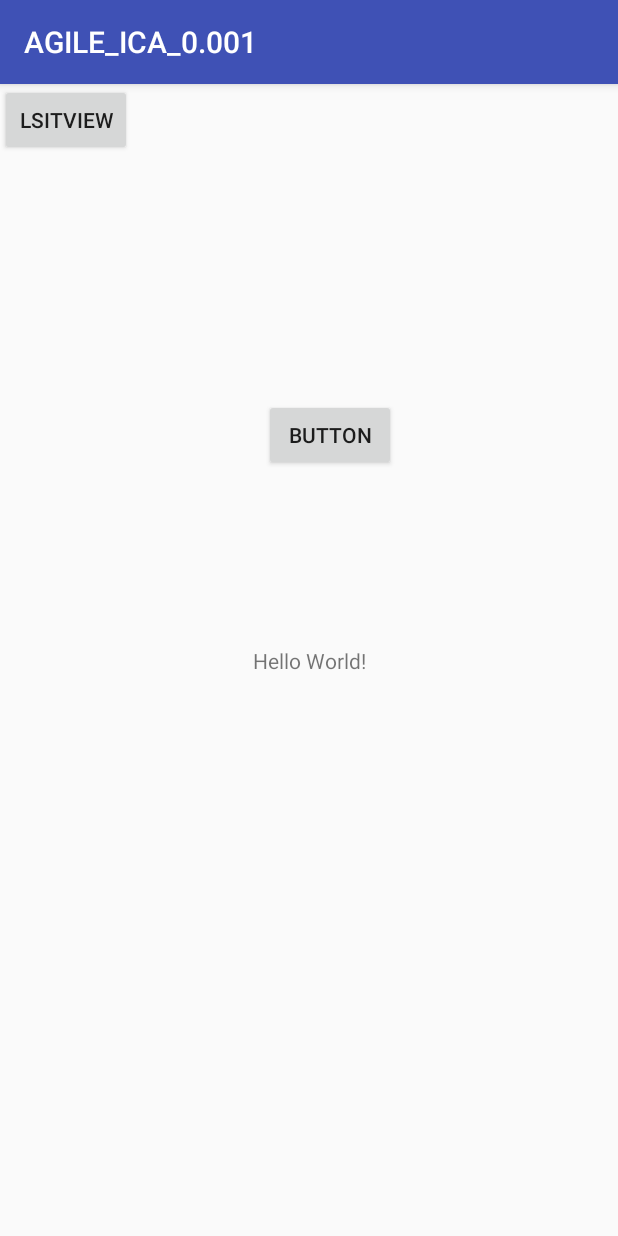
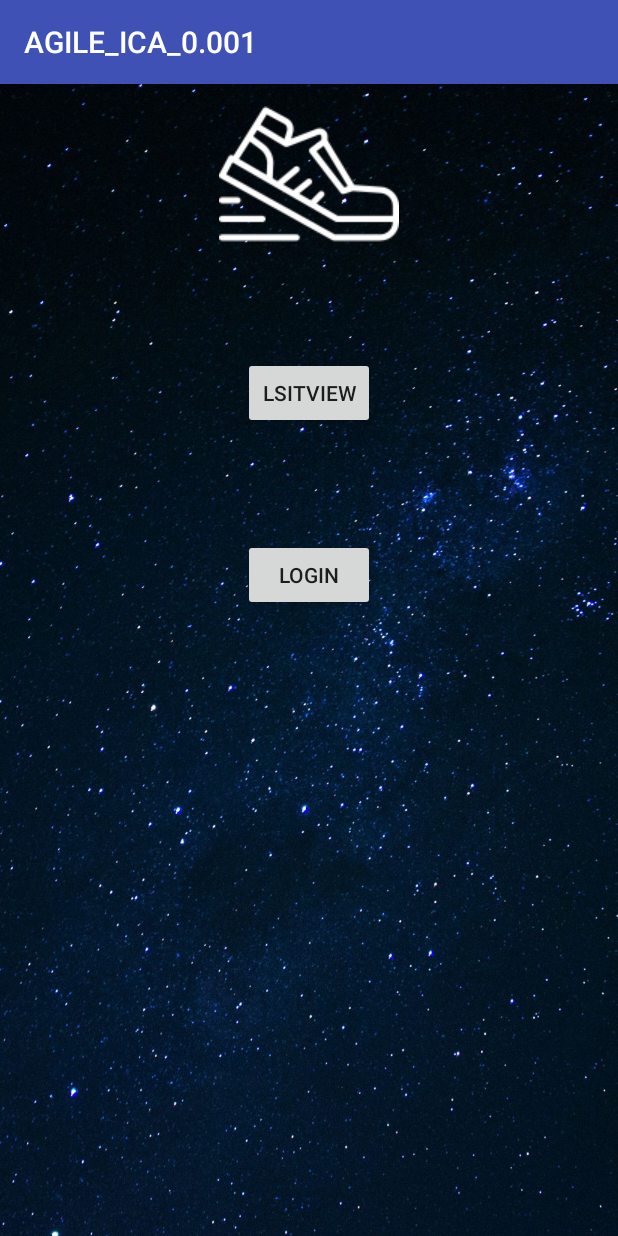
Before and after one commit to Thulaksan/InspireFitnessApp, an Android app: the screen it shows after launch (MainActivity), on a phone screen of 412 x 824 dp. Run offline under Robolectric (Android 15) with nearby library versions, the phone set to English and light mode, and no system bars.

Commit message:
UI Tweeks

```diff
--- a/app/src/main/AndroidManifest.xml
+++ b/app/src/main/AndroidManifest.xml
@@ -1,5 +1,6 @@
 <?xml version="1.0" encoding="utf-8"?>
-<manifest xmlns:android="http://schemas.android.com/apk/res/android"
+<manifest
+    xmlns:android="http://schemas.android.com/apk/res/android"
     package="uk.ac.tees.t7191599.agile_ica_0001">
 
     <uses-permission android:name="android.permission.INTERNET"/>
--- a/app/src/main/res/layout/activity_event_list.xml
+++ b/app/src/main/res/layout/activity_event_list.xml
@@ -18,7 +18,7 @@
 
     <ListView
         android:id="@+id/eventListView"
-        android:layout_width="match_parent"
+        android:layout_width="wrap_content"
         android:layout_height="match_parent"
         android:backgroundTint="@color/cardview_light_background"
         android:cacheColorHint="@color/cardview_light_background"
--- a/app/src/main/res/layout/activity_main.xml
+++ b/app/src/main/res/layout/activity_main.xml
@@ -1,42 +1,43 @@
 <?xml version="1.0" encoding="utf-8"?>
-<android.support.constraint.ConstraintLayout xmlns:android="http://schemas.android.com/apk/res/android"
+<RelativeLayout xmlns:android="http://schemas.android.com/apk/res/android"
     xmlns:app="http://schemas.android.com/apk/res-auto"
     xmlns:tools="http://schemas.android.com/tools"
     android:layout_width="match_parent"
     android:layout_height="match_parent"
-    tools:context="uk.ac.tees.t7191599.agile_ica_0001.MainActivity">
-
-    <TextView
-        android:id="@+id/textView3"
-        android:layout_width="wrap_content"
-        android:layout_height="wrap_content"
-        android:text="Hello World!"
-        app:layout_constraintBottom_toBottomOf="parent"
-        app:layout_constraintLeft_toLeftOf="parent"
-        app:layout_constraintRight_toRightOf="parent"
-        app:layout_constraintTop_toTopOf="parent" />
+    tools:context="uk.ac.tees.t7191599.agile_ica_0001.MainActivity"
+    android:background="@drawable/space_background_1">
 
     <Button
         android:id="@+id/button"
         android:layout_width="88dp"
         android:layout_height="wrap_content"
-        android:layout_marginRight="148dp"
-        android:layout_marginTop="92dp"
+        android:layout_below="@+id/button2"
+        android:layout_centerHorizontal="true"
+        android:layout_marginTop="73dp"
         android:onClick="gottologin"
-        android:text="Button"
+        android:text="LogIn"
         android:visibility="visible"
-        app:layout_constraintBottom_toTopOf="@+id/textView3"
         app:layout_constraintRight_toRightOf="parent"
-        app:layout_constraintTop_toTopOf="parent"
-        app:layout_constraintVertical_bias="0.504" />
+        app:layout_constraintTop_toTopOf="parent" />
 
     <Button
         android:id="@+id/button2"
         android:layout_width="wrap_content"
         android:layout_height="wrap_content"
+        android:layout_alignStart="@+id/button"
+        android:layout_below="@+id/imageView3"
+        android:layout_marginTop="62dp"
         android:onClick="gottolist"
         android:text="LsitView"
         tools:layout_editor_absoluteX="148dp"
         tools:layout_editor_absoluteY="307dp" />
 
-</android.support.constraint.ConstraintLayout>
+    <ImageView
+        android:id="@+id/imageView3"
+        android:layout_width="wrap_content"
+        android:layout_height="wrap_content"
+        android:layout_alignParentTop="true"
+        android:layout_centerHorizontal="true"
+        app:srcCompat="@drawable/logo" />
+
+</RelativeLayout>
```
